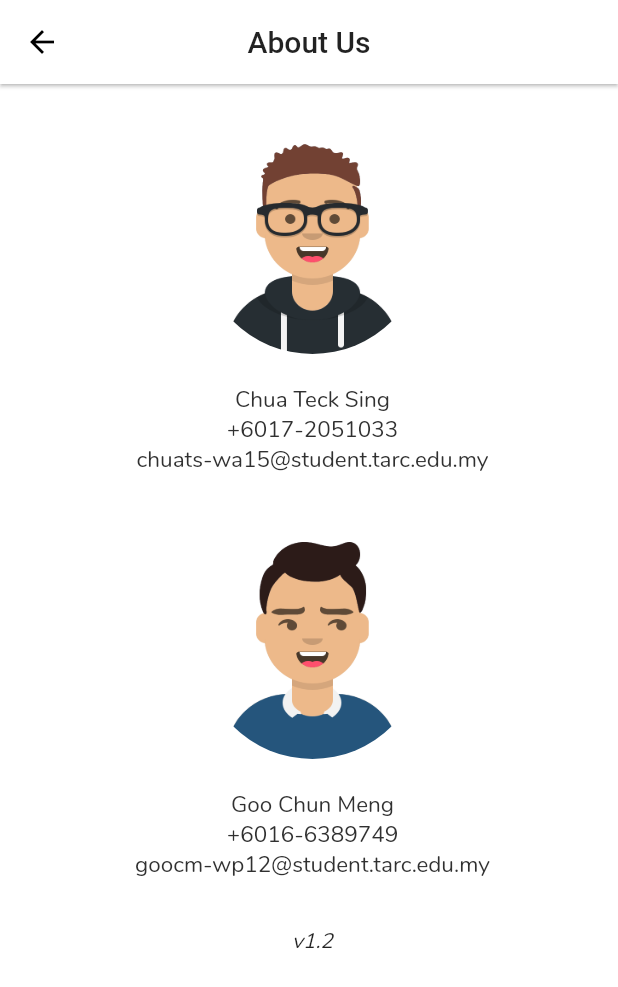
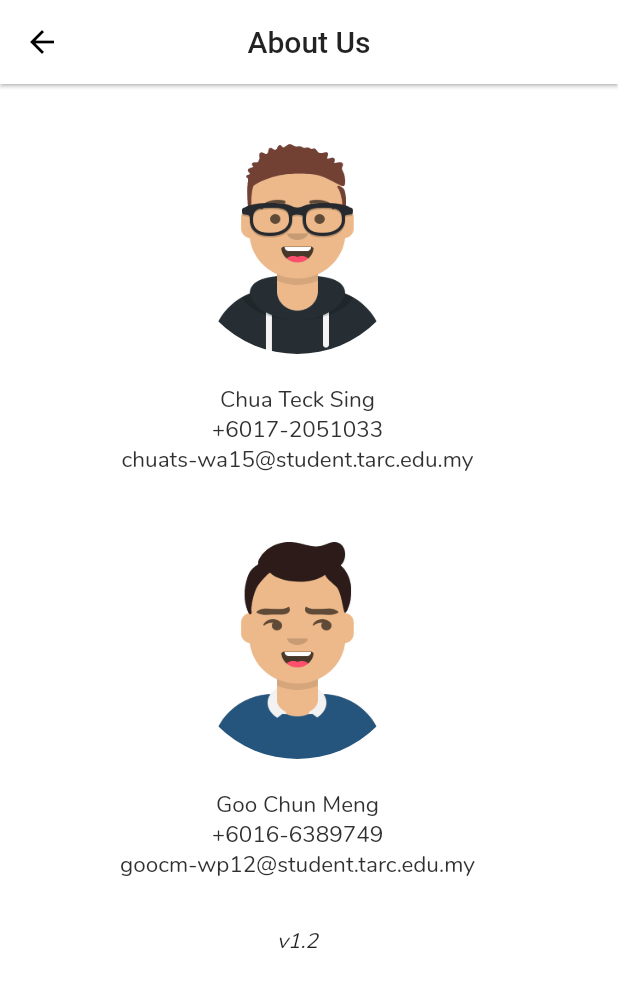
Before and after one commit to georgechua/test1, a Flutter app: the AboutUs screen opened directly, on a phone screen of 412 x 824 dp. Shown: the top 987 px of the screen. Run offline on Flutter 3.47's test engine with Material 2 defaults, Android fonts, the light colour scheme and no system bars; our stand-ins replace cloud_firestore, decimal, firebase_auth, firebase_core, flutter_spinkit, google_sign_in; missing offline and left inert: flutter_webview_plugin; accounts and stored records are empty.

Commit message:
adjust alignment

```diff
--- a/lib/aboutus.dart
+++ b/lib/aboutus.dart
@@ -10,8 +10,8 @@ class AboutUs extends StatelessWidget {
         centerTitle: true,
       ),
       body: new Container(
-
-            padding: EdgeInsets.only(top:30.0,left:70.0),
+            margin: EdgeInsets.only(top:30.0,left:60.0),
+            //padding: EdgeInsets.only(top:30.0,left:60.0),
               child: new Column(
                 //mainAxisAlignment: MainAxisAlignment.center,
                 crossAxisAlignment: CrossAxisAlignment.center,
--- a/lib/economicscontent.dart
+++ b/lib/economicscontent.dart
@@ -65,7 +65,7 @@ class _EconomicsContentState extends State<EconomicsContent> {
                             ),
                             new FlatButton(
                               child:  new Icon(Icons.close),
-                                onPressed: () => Navigator.pop(context),
+                                onPressed: () => Navigator.of(context,rootNavigator:true).pop(),
                             ),
                           ],
                         )
--- a/lib/financecontent.dart
+++ b/lib/financecontent.dart
@@ -66,7 +66,7 @@ CollectionReference cRef = Firestore.instance.collection('Content').document('Fi
                             ),
                             new FlatButton(
                               child:  new Icon(Icons.close),
-                                onPressed: () => Navigator.pop(context),
+                                onPressed: () => Navigator.of(context,rootNavigator:true).pop(),
                             ),
                           ],
                         )
--- a/lib/investcontent.dart
+++ b/lib/investcontent.dart
@@ -65,7 +65,7 @@ class _InvestmentContentState extends State<InvestmentContent> {
                             ),
                             new FlatButton(
                               child:  new Icon(Icons.close),
-                                onPressed: () => Navigator.pop(context),
+                                onPressed: () => Navigator.of(context,rootNavigator:true).pop(),
                             ),
                           ],
                         )
--- a/lib/pages/home_page.dart
+++ b/lib/pages/home_page.dart
@@ -61,8 +61,8 @@ class MyHomePage extends StatelessWidget {
         child: ListView(
           children: <Widget>[
             new Container(
-              padding: EdgeInsets.fromLTRB(38.0,50.0,40.0,30.0),
-                child: new Text('FINEDUBOT',style: new TextStyle(fontSize:38.0, fontFamily:'Nunito',fontWeight: FontWeight.bold,fontStyle: FontStyle.italic,color: Colors.grey[850])),
+              padding: EdgeInsets.fromLTRB(30.0,50.0,40.0,30.0),
+                child: new Text('FINEDUBOT',style: new TextStyle(fontSize:30.0, fontFamily:'Nunito',fontWeight: FontWeight.bold,fontStyle: FontStyle.italic,color: Colors.grey[850])),
             ),
            new ListTile(
              leading: new Icon(Icons.grade),
--- a/lib/stockcontent.dart
+++ b/lib/stockcontent.dart
@@ -66,7 +66,7 @@ CollectionReference cRef = Firestore.instance.collection('Content').document('St
                             ),
                             new FlatButton(
                               child:  new Icon(Icons.close),
-                                onPressed: () => Navigator.pop(context),
+                                onPressed: () => Navigator.of(context,rootNavigator:true).pop(),
                             ),
                           ],
                         )
```
